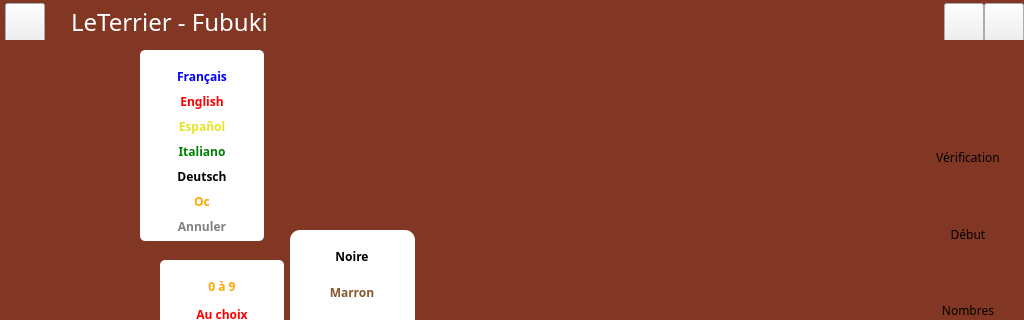
Txikilinux/leterrier-fubuki, file mainwindow.ui: the form before one commit; both pictures show x 0 to 1024 and y 0 to 320 of the 1024 by 590 pixel window.
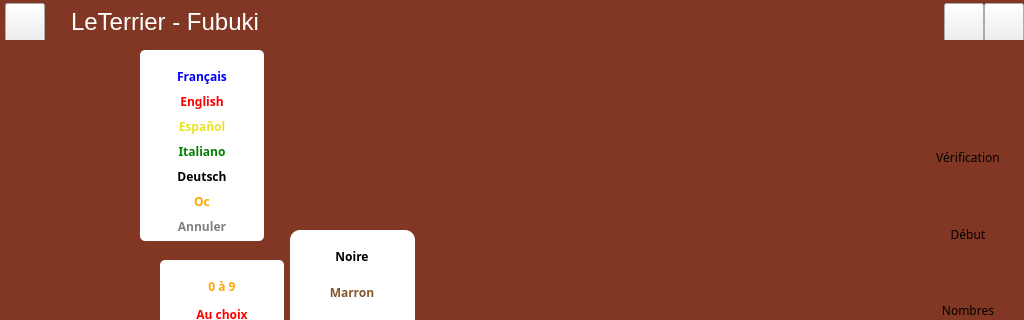
The form after the commit. Icons and pictures are not drawn. Custom widgets are drawn as their Qt base class.

Commit message: Mise des pointeurs index là où ils manquaient

```diff
--- a/mainwindow.ui
+++ b/mainwindow.ui
@@ -279,7 +279,6 @@
          <widget class="QLabel" name="lblTitre">
           <property name="font">
            <font>
-            <family>Andika Basic</family>
             <pointsize>-1</pointsize>
            </font>
           </property>
```
Left out of the diff: 72 changed lines with no effect on the pictures. The commit also changes 1 other file.
